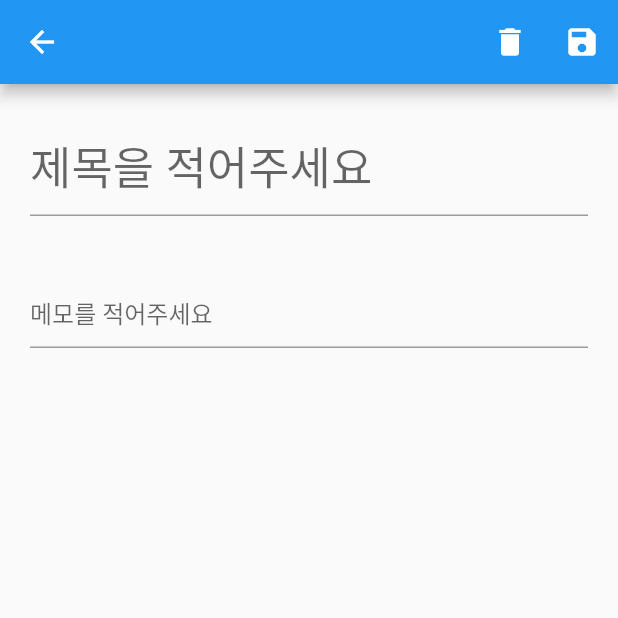
After one commit to regisay/memo_project, a Flutter app: the screen it shows after launch, after a tap on "메모 추가", on a phone screen of 412 x 824 dp, the top half of it. The commit adds this screen. Run offline on Flutter 3.47's test engine with Material 2 defaults, Android fonts, the light colour scheme and no system bars; our stand-ins replace sqflite; accounts and stored records are empty.

Commit message:
Second Commit

```diff
--- a/lib/database/memo.dart
+++ b/lib/database/memo.dart
@@ -1,4 +1,3 @@
-
 class Memo {
   var id;
   var title;
@@ -6,7 +5,7 @@ class Memo {
   var createTime;
   var editTime;
 
-  Memo({ this.id,  this.title,  this.text,  this.createTime,  this.editTime});
+  Memo({this.id, this.title, this.text, this.createTime, this.editTime});
 
   Map<String, dynamic> toMap() {
     return {
--- a/lib/screens/home.dart
+++ b/lib/screens/home.dart
@@ -3,6 +3,8 @@ import 'package:flutter/material.dart';
 import 'package:memomemo/screens/edit.dart';
 import 'package:memomemo/database/db.dart';
 import 'package:memomemo/database/memo.dart';
+import 'package:memomemo/screens/view.dart';
+import 'package:memomemo/screens/write.dart';
 
 class MyHomePage extends StatefulWidget {
   const MyHomePage({Key? key, required this.title}) : super(key: key);
@@ -21,6 +23,7 @@ class _MyHomePageState extends State<MyHomePage> {
       _counter++;
     });
   }
+
   String deleteId = '';
   @override
   Widget build(BuildContext context) {
@@ -34,7 +37,10 @@ class _MyHomePageState extends State<MyHomePage> {
             padding: EdgeInsets.only(left: 5, top: 40, bottom: 20),
             child: Container(
               child: Text('메모메모',
-                  style: TextStyle(fontSize: 36, color: Colors.blue,)),
+                  style: TextStyle(
+                    fontSize: 36,
+                    color: Colors.blue,
+                  )),
               alignment: Alignment.centerLeft,
             ),
           ),
@@ -46,9 +52,9 @@ class _MyHomePageState extends State<MyHomePage> {
           Navigator.push(
               context,
               CupertinoPageRoute(
-              builder: (context) => EditPage(),
-            ),
-          ).then((value) {
+                  builder: (context) => WritePage(
+                        id: '',
+                      ))).then((value) {
             setState(() {});
           });
         },
@@ -57,15 +63,6 @@ class _MyHomePageState extends State<MyHomePage> {
         icon: const Icon(Icons.add),
       ), // This trailing comma makes auto-formatting nicer for build methods.
     );
-  }
-
-  List<Widget> LoadMemo() {
-    List<Widget> memoList = [];
-    memoList.add(Container(
-      color: Colors.blue,
-      height: 100,
-    ));
-    return memoList;
   }
 
   Future<List<Memo>> loadMemo() async {
@@ -109,6 +106,7 @@ class _MyHomePageState extends State<MyHomePage> {
       },
     );
   }
+
   Widget memoBuilder(BuildContext parentcontext) {
     return FutureBuilder(
       builder: (context, projectSnap) {
@@ -125,7 +123,12 @@ class _MyHomePageState extends State<MyHomePage> {
           itemBuilder: (context, index) {
             Memo memo = (projectSnap.data as List)[index];
             return InkWell(
-                onTap: () {},
+              onTap: () {
+                Navigator.push(
+                    parentcontext,
+                    CupertinoPageRoute(
+                        builder: (context) => EditPage(id: memo.id)));
+              },
               onLongPress: () {
                 deleteId = memo.id;
                 showAlertDialog(parentcontext);
@@ -136,26 +139,29 @@ class _MyHomePageState extends State<MyHomePage> {
                   padding: EdgeInsets.all(15),
                   alignment: Alignment.center,
                   height: 100,
-                    decoration: BoxDecoration(
-                      color: Color.fromRGBO(240, 240, 240, 1),
-                      border: Border.all(
-                        color: Colors.blueAccent,
-                        width: 1,
-                      ),
-                      boxShadow: [
-                        BoxShadow(color: Colors.cyanAccent, blurRadius: 3)
-                      ],
-                      borderRadius: BorderRadius.circular(13),
-                    ),
-                    child:
+                  child: Column(
+                    mainAxisAlignment: MainAxisAlignment.center,
+                    crossAxisAlignment: CrossAxisAlignment.stretch,
+                    children: <Widget>[
                       Column(
                         mainAxisAlignment: MainAxisAlignment.center,
                         crossAxisAlignment: CrossAxisAlignment.stretch,
                         children: <Widget>[
-                        Text(memo.title,
+                          Text(
+                            memo.title,
                             style: TextStyle(
-                                fontSize: 20, fontWeight: FontWeight.w500)),
-                        Text(memo.text, style: TextStyle(fontSize: 15)),
+                              fontSize: 20,
+                              fontWeight: FontWeight.w500,
+                            ),
+                            overflow: TextOverflow.ellipsis,
+                          ),
+                          Text(
+                            memo.text,
+                            style: TextStyle(fontSize: 20),
+                            overflow: TextOverflow.ellipsis,
+                          ),
+                        ],
+                      ),
                       Column(
                         mainAxisAlignment: MainAxisAlignment.center,
                         crossAxisAlignment: CrossAxisAlignment.stretch,
@@ -168,7 +174,19 @@ class _MyHomePageState extends State<MyHomePage> {
                         ],
                       )
                     ],
-                    )));
+                  ),
+                  decoration: BoxDecoration(
+                    color: Color.fromRGBO(240, 240, 240, 1),
+                    border: Border.all(
+                      color: Colors.blue,
+                      width: 1,
+                    ),
+                    boxShadow: [
+                      BoxShadow(color: Colors.lightBlue, blurRadius: 3)
+                    ],
+                    borderRadius: BorderRadius.circular(12),
+                  )),
+            );
           },
         );
       },
--- /dev/null
+++ b/lib/screens/write.dart
@@ -0,0 +1,98 @@
+import 'package:flutter/material.dart';
+import 'package:memomemo/database/memo.dart';
+import 'package:memomemo/database/db.dart';
+import 'package:crypto/crypto.dart';
+import 'dart:convert'; // for utf encoding
+
+class WritePage extends StatefulWidget {
+  WritePage({Key? key, required this.id}) : super(key: key);
+
+  final String id;
+
+  @override
+  _EditPageState createState() => _EditPageState();
+}
+
+class _EditPageState extends State<WritePage> {
+  late BuildContext _context;
+
+  String title = '';
+  String text = '';
+  String createTime = '';
+
+
+  @override
+  Widget build(BuildContext context) {
+    return Scaffold(
+        resizeToAvoidBottomInset: false,
+        appBar: AppBar(
+          actions: <Widget>[
+            IconButton(
+              icon: const Icon(Icons.delete),
+              onPressed: () {},
+            ),
+            IconButton(
+              icon: const Icon(Icons.save),
+              onPressed: saveDB,
+            ),
+          ],
+        ),
+        body: Padding(
+          padding: EdgeInsets.all(20),
+          child: Column(
+            children: <Widget>[
+              TextField(
+                maxLines: 1,
+                onChanged: (String title) {
+                  this.title = title;
+                },
+                style: TextStyle(fontSize: 30, fontWeight: FontWeight.w500),
+                //obscureText: true,
+                decoration: InputDecoration(
+                  //border: OutlineInputBorder(),
+                  hintText: '제목을 적어주세요',
+                ),
+              ),
+              Padding(padding: EdgeInsets.all(20),),
+              TextField(
+                onChanged: (String text) {
+                  this.text = text;
+                },
+                maxLines: 1,
+                //obscureText: true,
+                decoration: InputDecoration(
+                  //border: OutlineInputBorder(),
+                  hintText: '메모를 적어주세요',
+                ),
+              ),
+            ],
+          ),
+        )
+    );
+  }
+
+  Future<void> saveDB() async {
+    DBHelper sd = DBHelper();
+
+    var fido = Memo(
+      id: Str25ha512(DateTime.now().toString()),
+      // String
+      title: this.title,
+      text: this.text,
+      createTime: DateTime.now().toString(),
+      editTime: DateTime.now().toString(),
+    );
+
+    await sd.insertMemo(fido);
+
+    print(await sd.memos());
+    Navigator.pop(_context);
+  }
+
+  String Str25ha512(String text) {
+    var bytes = utf8.encode(text); // data being hashed
+    var digest = sha512.convert(bytes);
+    return digest.toString();
+  }
+
+}
```
Also changed, not shown: lib/database/db.dart (+19 -3 lines), lib/screens/edit.dart (+68 -44 lines), lib/screens/view.dart (added, +81 -0 lines), lib/main.dart (line endings or trailing spaces). Lines whose indentation alone changed are shown as unchanged.
